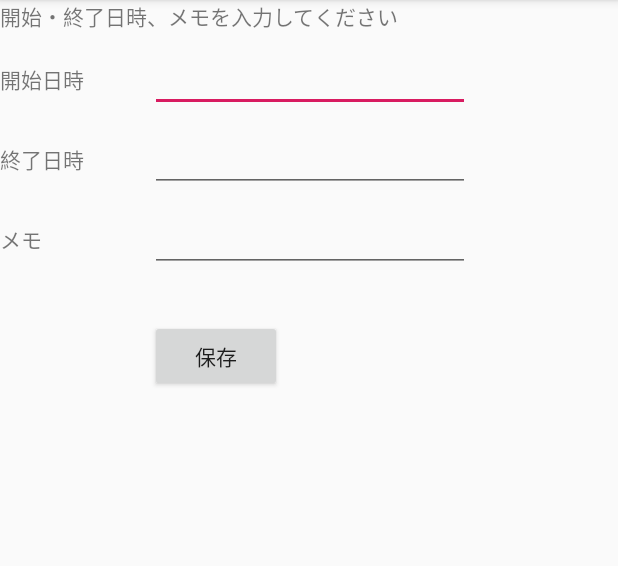
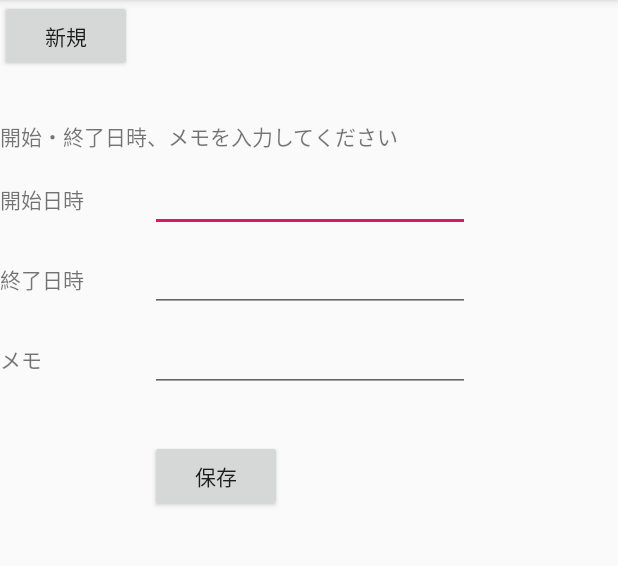
Before and after one commit to k-df-yokoyama/TimeSavingBox, an Android app: the screen it shows after launch (MainActivity), on a phone screen of 412 x 824 dp, the part 84-650 px from its top. Run offline under Robolectric (Android 15) with nearby library versions, the phone set to English and light mode, and no system bars.

Commit message:
* Add new button.

```diff
--- a/app/src/main/java/com/sheepduck/android/timesavingbox/MainActivity.kt
+++ b/app/src/main/java/com/sheepduck/android/timesavingbox/MainActivity.kt
@@ -7,6 +7,7 @@ import android.widget.EditText
 import android.widget.TextView
 import java.time.LocalDate
 import java.time.format.DateTimeFormatter
+import kotlin.with as with1
 
 class MainActivity : AppCompatActivity() {
     //データベースヘルパーオブジェクト。
@@ -54,4 +55,18 @@ class MainActivity : AppCompatActivity() {
             text = getResources().getString(R.string.tv_saved_msg)
         }
     }
+
+    fun onNewButtonClick(view: View) {
+        val etStartTime = findViewById<EditText>(R.id.et_start_time)
+        val etEndTime = findViewById<EditText>(R.id.et_end_time)
+        val etMemo = findViewById<EditText>(R.id.et_memo)
+
+        //delete input value
+        etStartTime.setText("")
+        etEndTime.setText("")
+        etMemo.setText("")
+        val tvSavedMsg = findViewById<TextView>(R.id.tv_saved_msg).apply {
+            text = ""
+        }
+    }
 }
--- a/app/src/main/res/layout-v26/activity_main.xml
+++ b/app/src/main/res/layout-v26/activity_main.xml
@@ -10,12 +10,13 @@
         android:id="@+id/tv_input_time_msg"
         android:layout_width="wrap_content"
         android:layout_height="wrap_content"
+        android:layout_marginTop="32dp"
         android:text="@string/tv_input_time_msg"
         app:layout_constraintStart_toStartOf="parent"
-        app:layout_constraintTop_toTopOf="parent" />
+        app:layout_constraintTop_toBottomOf="@+id/btn_new" />
 
     <Button
-        android:id="@+id/button"
+        android:id="@+id/btn_save"
         android:layout_width="wrap_content"
         android:layout_height="wrap_content"
         android:layout_marginTop="32dp"
@@ -82,19 +83,27 @@
         app:layout_constraintStart_toStartOf="@+id/guideline"
         app:layout_constraintTop_toBottomOf="@+id/et_end_time" />
 
+    <TextView
+        android:id="@+id/tv_saved_msg"
+        android:layout_width="wrap_content"
+        android:layout_height="wrap_content"
+        android:layout_marginTop="16dp"
+        app:layout_constraintStart_toStartOf="parent"
+        app:layout_constraintTop_toBottomOf="@+id/btn_save" />
+
+    <Button
+        android:id="@+id/btn_new"
+        android:layout_width="wrap_content"
+        android:layout_height="wrap_content"
+        android:onClick="onNewButtonClick"
+        android:text="@string/btn_new"
+        app:layout_constraintStart_toStartOf="parent"
+        app:layout_constraintTop_toTopOf="parent" />
+
     <androidx.constraintlayout.widget.Guideline
         android:id="@+id/guideline"
         android:layout_width="wrap_content"
         android:layout_height="wrap_content"
         android:orientation="vertical"
         app:layout_constraintGuide_begin="100dp" />
-
-    <TextView
-        android:id="@+id/tv_saved_msg"
-        android:layout_width="wrap_content"
-        android:layout_height="wrap_content"
-        android:layout_marginTop="16dp"
-        app:layout_constraintStart_toStartOf="parent"
-        app:layout_constraintTop_toBottomOf="@+id/button" />
-
 </androidx.constraintlayout.widget.ConstraintLayout>
--- a/app/src/main/res/layout/activity_main.xml
+++ b/app/src/main/res/layout/activity_main.xml
@@ -10,12 +10,13 @@
         android:id="@+id/tv_input_time_msg"
         android:layout_width="wrap_content"
         android:layout_height="wrap_content"
+        android:layout_marginTop="32dp"
         android:text="@string/tv_input_time_msg"
         app:layout_constraintStart_toStartOf="parent"
-        app:layout_constraintTop_toTopOf="parent" />
+        app:layout_constraintTop_toBottomOf="@+id/btn_new" />
 
     <Button
-        android:id="@+id/button"
+        android:id="@+id/btn_save"
         android:layout_width="wrap_content"
         android:layout_height="wrap_content"
         android:layout_marginTop="32dp"
@@ -55,7 +56,7 @@
         android:layout_marginTop="8dp"
         android:autofillHints=""
         android:ems="10"
-        android:inputType="datetime|text"
+        android:inputType="datetime"
         app:layout_constraintStart_toStartOf="@+id/guideline"
         app:layout_constraintTop_toBottomOf="@+id/tv_input_time_msg" />
 
@@ -66,7 +67,7 @@
         android:layout_marginTop="8dp"
         android:autofillHints=""
         android:ems="10"
-        android:inputType="datetime|text"
+        android:inputType="datetime"
         android:visibility="visible"
         app:layout_constraintStart_toStartOf="@+id/guideline"
         app:layout_constraintTop_toBottomOf="@+id/et_start_time" />
@@ -82,19 +83,27 @@
         app:layout_constraintStart_toStartOf="@+id/guideline"
         app:layout_constraintTop_toBottomOf="@+id/et_end_time" />
 
+    <TextView
+        android:id="@+id/tv_saved_msg"
+        android:layout_width="wrap_content"
+        android:layout_height="wrap_content"
+        android:layout_marginTop="16dp"
+        app:layout_constraintStart_toStartOf="parent"
+        app:layout_constraintTop_toBottomOf="@+id/btn_save" />
+
+    <Button
+        android:id="@+id/btn_new"
+        android:layout_width="wrap_content"
+        android:layout_height="wrap_content"
+        android:onClick="onNewButtonClick"
+        android:text="@string/btn_new"
+        app:layout_constraintStart_toStartOf="parent"
+        app:layout_constraintTop_toTopOf="parent" />
+
     <androidx.constraintlayout.widget.Guideline
         android:id="@+id/guideline"
         android:layout_width="wrap_content"
         android:layout_height="wrap_content"
         android:orientation="vertical"
         app:layout_constraintGuide_begin="100dp" />
-
-    <TextView
-        android:id="@+id/tv_saved_msg"
-        android:layout_width="wrap_content"
-        android:layout_height="wrap_content"
-        android:layout_marginTop="16dp"
-        app:layout_constraintStart_toStartOf="parent"
-        app:layout_constraintTop_toBottomOf="@+id/button" />
-
 </androidx.constraintlayout.widget.ConstraintLayout>
--- a/app/src/main/res/values/strings.xml
+++ b/app/src/main/res/values/strings.xml
@@ -1,4 +1,5 @@
 <resources>
+    <string name="btn_new">新規</string>
     <string name="app_name">TimeSavingBox</string>
     <string name="tv_input_time_msg">開始・終了日時、メモを入力してください</string>
     <string name="tv_start_time">開始日時</string>
```
Also changed, not shown: 1 other file.
